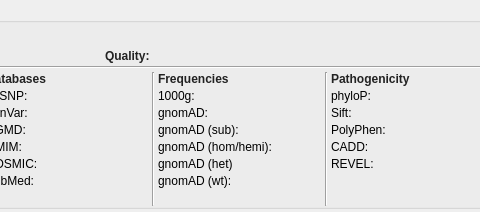
First picture: the form in src/GSvar/VariantDetailsDockWidget.ui, repository imgag/ngs-bits, before the edit; both pictures show x 364 to 844 and y 0 to 212 of the 1380 by 212 pixel window.
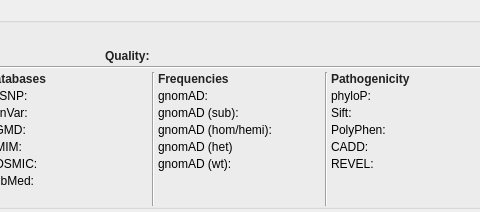
Second picture: the form after the edit. Icons and pictures are not drawn.

Commit message: remove 1000g from Frequencies

```diff
--- a/src/GSvar/VariantDetailsDockWidget.ui
+++ b/src/GSvar/VariantDetailsDockWidget.ui
@@ -1082,7 +1082,7 @@
           <property name="spacing">
            <number>3</number>
           </property>
-          <item row="3" column="1">
+          <item row="2" column="1">
            <widget class="QLabel" name="gnomad_sub">
             <property name="sizePolicy">
              <sizepolicy hsizetype="Expanding" vsizetype="Preferred">
@@ -1107,7 +1107,7 @@
             </property>
            </widget>
           </item>
-          <item row="3" column="0">
+          <item row="2" column="0">
            <widget class="QLabel" name="label_gnomad_sub">
             <property name="sizePolicy">
              <sizepolicy hsizetype="Fixed" vsizetype="Preferred">
@@ -1123,14 +1123,14 @@
             </property>
            </widget>
           </item>
-          <item row="6" column="0">
+          <item row="5" column="0">
            <widget class="QLabel" name="label_gnomad_wt">
             <property name="text">
              <string>gnomAD (wt):</string>
             </property>
            </widget>
           </item>
-          <item row="6" column="1">
+          <item row="5" column="1">
            <widget class="QLabel" name="gnomad_wt">
             <property name="text">
              <string/>
@@ -1138,7 +1138,7 @@
            </widget>
           </item>
           <item row="1" column="1">
-           <widget class="QLabel" name="tg">
+           <widget class="QLabel" name="gnomad">
             <property name="sizePolicy">
              <sizepolicy hsizetype="Expanding" vsizetype="Preferred">
               <horstretch>0</horstretch>
@@ -1159,26 +1159,7 @@
             </property>
            </widget>
           </item>
-          <item row="4" column="1">
-           <widget class="QLabel" name="gnomad_hom_hemi">
-            <property name="sizePolicy">
-             <sizepolicy hsizetype="Expanding" vsizetype="Preferred">
-              <horstretch>0</horstretch>
-              <verstretch>0</verstretch>
-             </sizepolicy>
-            </property>
-            <property name="minimumSize">
-             <size>
-              <width>0</width>
-              <height>0</height>
-             </size>
-            </property>
-            <property name="text">
-             <string/>
-            </property>
-           </widget>
-          </item>
-          <item row="7" column="0">
+          <item row="6" column="0">
            <spacer name="verticalSpacer_4">
             <property name="orientation">
              <enum>Qt::Vertical</enum>
@@ -1191,6 +1172,25 @@
             </property>
            </spacer>
           </item>
+          <item row="3" column="1">
+           <widget class="QLabel" name="gnomad_hom_hemi">
+            <property name="sizePolicy">
+             <sizepolicy hsizetype="Expanding" vsizetype="Preferred">
+              <horstretch>0</horstretch>
+              <verstretch>0</verstretch>
+             </sizepolicy>
+            </property>
+            <property name="minimumSize">
+             <size>
+              <width>0</width>
+              <height>0</height>
+             </size>
+            </property>
+            <property name="text">
+             <string/>
+            </property>
+           </widget>
+          </item>
           <item row="0" column="0" colspan="2">
            <widget class="QLabel" name="label_15">
             <property name="text">
@@ -1198,23 +1198,8 @@
             </property>
            </widget>
           </item>
-          <item row="2" column="1">
-           <widget class="QLabel" name="gnomad">
-            <property name="sizePolicy">
-             <sizepolicy hsizetype="Expanding" vsizetype="Preferred">
-              <horstretch>0</horstretch>
-              <verstretch>0</verstretch>
-             </sizepolicy>
-            </property>
-            <property name="minimumSize">
-             <size>
-              <width>0</width>
-              <height>0</height>
-             </size>
-            </property>
-            <property name="contextMenuPolicy">
-             <enum>Qt::CustomContextMenu</enum>
-            </property>
+          <item row="4" column="1">
+           <widget class="QLabel" name="gnomad_het">
             <property name="text">
              <string/>
             </property>
@@ -1223,23 +1208,7 @@
             </property>
            </widget>
           </item>
-          <item row="1" column="0">
-           <widget class="QLabel" name="label_tg">
-            <property name="sizePolicy">
-             <sizepolicy hsizetype="Fixed" vsizetype="Preferred">
-              <horstretch>0</horstretch>
-              <verstretch>0</verstretch>
-             </sizepolicy>
-            </property>
-            <property name="text">
-             <string>1000g:</string>
-            </property>
-            <property name="alignment">
-             <set>Qt::AlignLeading|Qt::AlignLeft|Qt::AlignTop</set>
-            </property>
-           </widget>
-          </item>
-          <item row="4" column="0">
+          <item row="3" column="0">
            <widget class="QLabel" name="label_gnomad_hom_hemi">
             <property name="sizePolicy">
              <sizepolicy hsizetype="Fixed" vsizetype="Preferred">
@@ -1255,33 +1224,26 @@
             </property>
            </widget>
           </item>
-          <item row="2" column="0">
-           <widget class="QLabel" name="label_gnomad">
-            <property name="sizePolicy">
-             <sizepolicy hsizetype="Fixed" vsizetype="Preferred">
-              <horstretch>0</horstretch>
-              <verstretch>0</verstretch>
-             </sizepolicy>
-            </property>
-            <property name="text">
-             <string>gnomAD:</string>
-            </property>
-            <property name="alignment">
-             <set>Qt::AlignLeading|Qt::AlignLeft|Qt::AlignTop</set>
-            </property>
-           </widget>
-          </item>
-          <item row="5" column="0">
+          <item row="4" column="0">
            <widget class="QLabel" name="label_gnomad_het">
             <property name="text">
              <string>gnomAD (het)</string>
             </property>
            </widget>
           </item>
-          <item row="5" column="1">
-           <widget class="QLabel" name="gnomad_het">
+          <item row="1" column="0">
+           <widget class="QLabel" name="label_gnomad">
+            <property name="sizePolicy">
+             <sizepolicy hsizetype="Fixed" vsizetype="Preferred">
+              <horstretch>0</horstretch>
+              <verstretch>0</verstretch>
+             </sizepolicy>
+            </property>
             <property name="text">
-             <string/>
+             <string>gnomAD:</string>
+            </property>
+            <property name="alignment">
+             <set>Qt::AlignLeading|Qt::AlignLeft|Qt::AlignTop</set>
             </property>
            </widget>
           </item>
```
Left out of the diff: 6 changed lines with no effect on the pictures.
